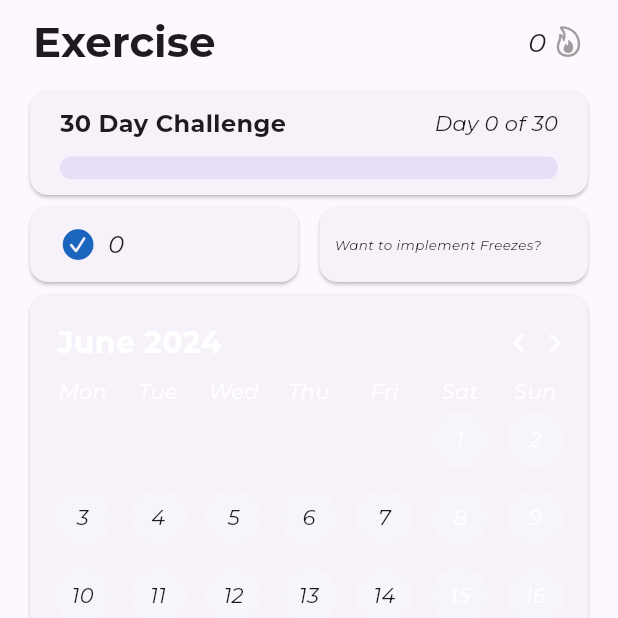
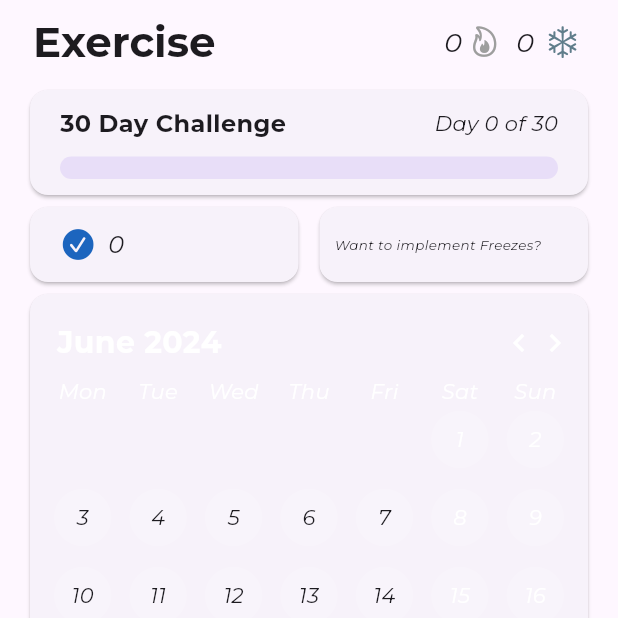
Before and after one commit to erik9876/HabitTracker-Flutter, a Flutter app: the screen it shows after launch, after a tap on "Exercise", on a phone screen of 412 x 824 dp, the top half of it. Run offline on Flutter 3.47's test engine with Material 3 defaults, Android fonts, the phone set to English and light mode, and no system bars; drawn by our look-alikes of table_calendar; our stand-ins replace flutter_colorpicker, flutter_slidable, get_it, sqflite; accounts and stored records are empty; project files that could hold a hidden picture were left out.

Commit message:
feat: Add HabitFreeze component and method to calculate freezes in Habit class

```diff
--- /dev/null
+++ b/lib/components/habit_freeze.dart
@@ -0,0 +1,30 @@
+import 'package:flutter/cupertino.dart';
+import 'package:flutter/material.dart';
+import 'package:habit_tracker/data/models/habit.dart';
+
+class HabitFreeze extends StatelessWidget {
+  final Habit habit;
+
+  const HabitFreeze({super.key, required this.habit});
+
+  @override
+  Widget build(BuildContext context) {
+    return Row(
+      mainAxisSize: MainAxisSize.min,
+      children: [
+        Text(
+          habit.getFreezes().toString(),
+          style: const TextStyle(
+            fontSize: 18,
+          ),
+        ),
+        const SizedBox(width: 4),
+        const Icon(
+          CupertinoIcons.snow,
+          size: 30,
+          color: Colors.blueGrey,
+        ),
+      ],
+    );
+  }
+}
--- a/lib/data/models/habit.dart
+++ b/lib/data/models/habit.dart
@@ -63,6 +63,14 @@ class Habit {
     streak = streakCount;
   }
 
+  int getFreezes() {
+    int freezes = streak ~/ 30;
+    freezes += streak >= 7 ? 1 : 0;
+    freezes += streak >= 14 ? 1 : 0;
+
+    return freezes;
+  }
+
   int getTotalCompletedDatesInMonth(DateTime date) {
     DateTime firstDayOfMonth = DateTime(date.year, date.month, 0);
     DateTime lastDayOfMonth = DateTime(date.year, date.month + 1, 1);
--- a/lib/screens/habit_detail_screen.dart
+++ b/lib/screens/habit_detail_screen.dart
@@ -6,6 +6,7 @@ import 'package:habit_tracker/components/custom_calendar.dart';
 import 'package:habit_tracker/components/total_days.dart';
 import 'package:habit_tracker/data/services/habit_manager.dart';
 import 'package:habit_tracker/main.dart';
+import 'package:habit_tracker/components/habit_freeze.dart';
 
 class HabitDetailScreen extends StatefulWidget {
   final Habit habit;
@@ -65,6 +66,10 @@ class _HabitDetailScreenState extends State<HabitDetailScreen> {
               Row(
                 children: [
                   HabitStreak(habit: widget.habit),
+                  const SizedBox(
+                    width: 10,
+                  ),
+                  HabitFreeze(habit: widget.habit),
                 ],
               )
             ],
```
